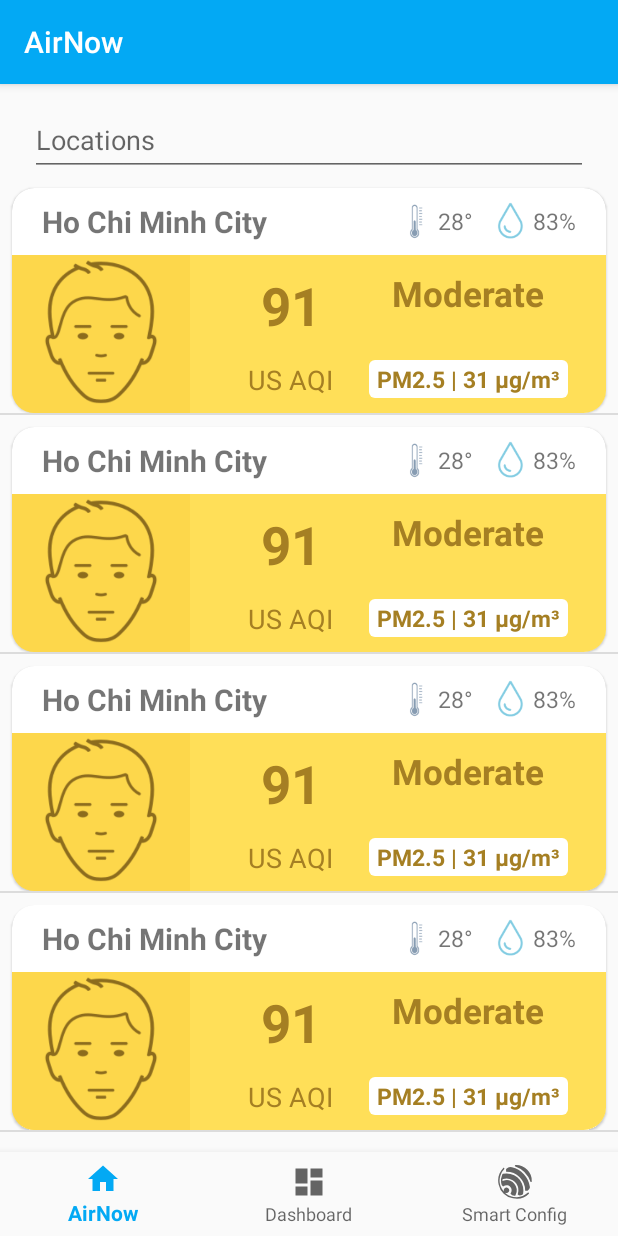
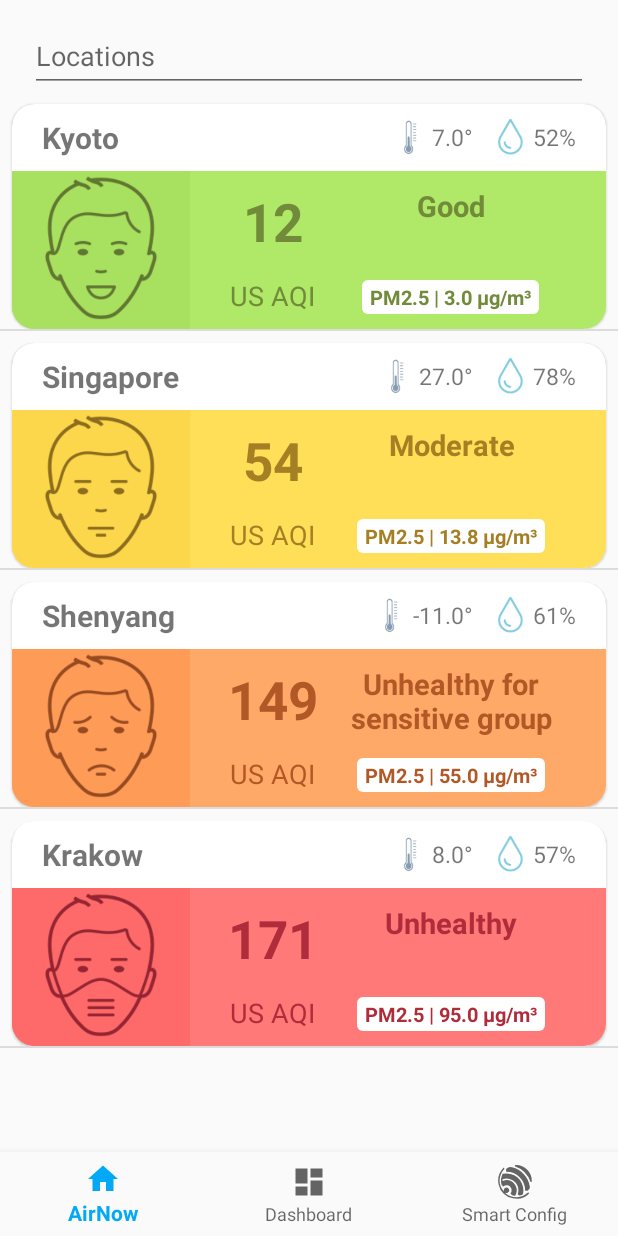
Before and after one commit to tiendat77/AirNow-app, an Android app: the screen it shows after launch (MainActivity), on a phone screen of 412 x 824 dp. Run offline under Robolectric (Android 15) with nearby library versions, the phone set to English and light mode, and no system bars; our stand-ins replace navigation-ui; 1 statement that could not run was skipped.

Commit message:
Update
- [x] remove action bar
- [x] add list view adapter

```diff
--- a/app/src/main/java/uit/thesis/airnow/MainActivity.java
+++ b/app/src/main/java/uit/thesis/airnow/MainActivity.java
@@ -23,7 +23,7 @@ public class MainActivity extends AppCompatActivity {
         R.id.navigation_home, R.id.navigation_dashboard, R.id.navigation_notifications)
         .build();
     NavController navController = Navigation.findNavController(this, R.id.nav_host_fragment);
-    NavigationUI.setupActionBarWithNavController(this, navController, appBarConfiguration);
+    // NavigationUI.setupActionBarWithNavController(this, navController, appBarConfiguration);
     NavigationUI.setupWithNavController(navView, navController);
   }
 }
--- a/app/src/main/java/uit/thesis/airnow/Mock.java
+++ b/app/src/main/java/uit/thesis/airnow/Mock.java
@@ -1,16 +1,16 @@
 package uit.thesis.airnow;
 
-import uit.thesis.airnow.model.Forecast;
+import uit.thesis.airnow.model.ForecastModel;
 
 public class Mock {
 
   public static String forecastJson = "{}";
 
-  public static Forecast[] forecasts = new Forecast[]{
-      new Forecast("Kyoto", 7, 12, 3, 52, "Good"),
-      new Forecast("Singapore", 27, 54, 13.8, 78, "Moderate"),
-      new Forecast("Shenyang", -11, 149, 55, 61, "Unhealthy for sensitive group"),
-      new Forecast("Krakow", 8, 171, 95, 57, "Unhealthy"),
+  public static ForecastModel[] forecastModels = new ForecastModel[]{
+      new ForecastModel("Kyoto", 7, 12, 3, 52, "Good"),
+      new ForecastModel("Singapore", 27, 54, 13.8, 78, "Moderate"),
+      new ForecastModel("Shenyang", -11, 149, 55, 61, "Unhealthy for sensitive group"),
+      new ForecastModel("Krakow", 8, 171, 95, 57, "Unhealthy"),
   };
 
 }
--- a/app/src/main/java/uit/thesis/airnow/model/Forecast.java
+++ /dev/null
@@ -1,21 +0,0 @@
-package uit.thesis.airnow.model;
-
-public class Forecast {
-
-    public String location;
-    public double temperature;
-    public int aqi;
-    public double pollutant;
-    public int humidity;
-    public String status;
-
-    public Forecast(String location, double temperature, int aqi, double pollutant, int humidity, String status) {
-        this.location = location;
-        this.temperature = temperature;
-        this.aqi = aqi;
-        this.pollutant = pollutant;
-        this.humidity = humidity;
-        this.status = status;
-    }
-
-}
--- /dev/null
+++ b/app/src/main/java/uit/thesis/airnow/model/ForecastModel.java
@@ -0,0 +1,44 @@
+package uit.thesis.airnow.model;
+
+public class ForecastModel {
+
+    public String location;
+    public double temperature;
+    public int aqi;
+    public double pollutant;
+    public int humidity;
+    public String status;
+
+    public ForecastModel(String location, double temperature, int aqi, double pollutant, int humidity, String status) {
+        this.location = location;
+        this.temperature = temperature;
+        this.aqi = aqi;
+        this.pollutant = pollutant;
+        this.humidity = humidity;
+        this.status = status;
+    }
+
+    public String getLocation() {
+        return location;
+    }
+
+    public double getTemperature() {
+        return temperature;
+    }
+
+    public int getAqi() {
+        return aqi;
+    }
+
+    public double getPollutant() {
+        return pollutant;
+    }
+
+    public int getHumidity() {
+        return humidity;
+    }
+
+    public String getStatus() {
+        return status;
+    }
+}
--- a/app/src/main/java/uit/thesis/airnow/ui/home/HomeFragment.java
+++ b/app/src/main/java/uit/thesis/airnow/ui/home/HomeFragment.java
@@ -18,7 +18,7 @@ import java.util.ArrayList;
 
 import uit.thesis.airnow.Mock;
 import uit.thesis.airnow.R;
-import uit.thesis.airnow.model.Forecast;
+import uit.thesis.airnow.model.ForecastModel;
 import uit.thesis.airnow.util.ForecastAdapter;
 
 public class HomeFragment extends Fragment {
@@ -34,7 +34,7 @@ public class HomeFragment extends Fragment {
   ListView forecastListView;
 
   /* List */
-  private ArrayList<Forecast> forecasts = new ArrayList<Forecast>();
+  private ArrayList<ForecastModel> forecastModels = new ArrayList<ForecastModel>();
   private ForecastAdapter adapter;
 
   // </editor-fold>
@@ -57,15 +57,15 @@ public class HomeFragment extends Fragment {
   }
 
   private void initModel() {
-    for (int i = 0; i < Mock.forecasts.length; i++) {
-      forecasts.add(Mock.forecasts[i]);
+    for (int i = 0; i < Mock.forecastModels.length; i++) {
+      forecastModels.add(Mock.forecastModels[i]);
     }
 
-    adapter = new ForecastAdapter(this.getContext(), forecasts);
+    adapter = new ForecastAdapter(this.getContext(), forecastModels);
 
     forecastListView.setAdapter(adapter);
 
-    Log.d(TAG, Mock.forecasts[0].location);
+    Log.d(TAG, Mock.forecastModels[0].location);
 
     Snackbar.make(getActivity().findViewById(R.id.container), "Done setup!", Snackbar.LENGTH_SHORT)
         .setAction("OK", new View.OnClickListener() {
@@ -73,8 +73,7 @@ public class HomeFragment extends Fragment {
           public void onClick(View view) {
             // Do something here
           }
-        })
-        .show();
+        });
   }
 
 }
--- a/app/src/main/java/uit/thesis/airnow/util/ForecastAdapter.java
+++ b/app/src/main/java/uit/thesis/airnow/util/ForecastAdapter.java
@@ -5,6 +5,9 @@ import android.view.LayoutInflater;
 import android.view.View;
 import android.view.ViewGroup;
 import android.widget.ArrayAdapter;
+import android.widget.ImageView;
+import android.widget.LinearLayout;
+import android.widget.TextView;
 
 import androidx.annotation.NonNull;
 import androidx.annotation.Nullable;
@@ -12,25 +15,109 @@ import androidx.annotation.Nullable;
 import java.util.ArrayList;
 
 import uit.thesis.airnow.R;
-import uit.thesis.airnow.model.Forecast;
+import uit.thesis.airnow.model.ForecastModel;
 
-public class ForecastAdapter extends ArrayAdapter<Forecast> {
+public class ForecastAdapter extends ArrayAdapter<ForecastModel> {
 
-  public ForecastAdapter(@NonNull Context context, ArrayList<Forecast> forecasts) {
-    super(context, 0, forecasts);
+  public ForecastAdapter(@NonNull Context context, ArrayList<ForecastModel> forecastModels) {
+    super(context, 0, forecastModels);
   }
 
   @NonNull
   @Override
   public View getView(int position, @Nullable View convertView, @NonNull ViewGroup parent) {
 
-    Forecast forecast = getItem(position);
+    ForecastModel forecastModel = getItem(position);
+
+    TextView textForecastLocation;
+    TextView textForecastTemperature;
+    TextView textForecastHumidity;
+    TextView textForecastAqi;
+    TextView textForecastAqiType;
+    TextView textForecastStatus;
+    TextView textForecastPollutant;
+
+    ImageView imageForecastAqiFace;
+    LinearLayout layoutForecastAqiFaceBg;
+    LinearLayout layoutForecastAqiBg;
 
     if (convertView == null) {
       convertView = LayoutInflater.from(getContext()).inflate(R.layout.item_forecast, parent, false);
     }
 
+    textForecastLocation = convertView.findViewById(R.id.text_forecast_location);
+    textForecastTemperature = convertView.findViewById(R.id.text_forecast_temperature);
+    textForecastHumidity = convertView.findViewById(R.id.text_forecast_humidity);
+    textForecastAqi = convertView.findViewById(R.id.text_forecast_aqi);
+    textForecastAqiType = convertView.findViewById(R.id.text_forecast_aqi_type);
+    textForecastStatus = convertView.findViewById(R.id.text_forecast_status);
+    textForecastPollutant = convertView.findViewById(R.id.text_forecast_pollutant);
+
+    imageForecastAqiFace = convertView.findViewById(R.id.image_forecast_aqi_face);
+    layoutForecastAqiFaceBg = convertView.findViewById(R.id.layout_forecast_aqi_face_bg);
+    layoutForecastAqiBg = convertView.findViewById(R.id.layout_forecast_aqi_bg);
+
+    textForecastLocation.setText(forecastModel.getLocation());
+    textForecastTemperature.setText(forecastModel.getTemperature() + "°");
+    textForecastHumidity.setText(forecastModel.getHumidity() + "%");
+    textForecastAqi.setText((String.valueOf((forecastModel.getAqi()))));
+    textForecastStatus.setText(forecastModel.getStatus());
+    textForecastPollutant.setText("PM2.5 | " + forecastModel.getPollutant() + " µg/m³");
+
+    switch (forecastModel.getStatus()) {
+      case "Good": {
+        textForecastAqi.setTextColor(getContext().getResources().getColor(R.color.card_text_lv1));
+        textForecastAqiType.setTextColor(getContext().getResources().getColor(R.color.card_text_lv1));
+        textForecastStatus.setTextColor(getContext().getResources().getColor(R.color.card_text_lv1));
+        textForecastPollutant.setTextColor(getContext().getResources().getColor(R.color.card_text_lv1));
+
+        layoutForecastAqiBg.setBackgroundColor(getContext().getResources().getColor(R.color.card_bg_lv1));
+        layoutForecastAqiFaceBg.setBackgroundColor(getContext().getResources().getColor(R.color.card_face_lv1));
+        imageForecastAqiFace.setImageResource(R.drawable.ic_face_green);
+        break;
+      }
+
+      case "Moderate": {
+        textForecastAqi.setTextColor(getContext().getResources().getColor(R.color.card_text_lv2));
+        textForecastAqiType.setTextColor(getContext().getResources().getColor(R.color.card_text_lv2));
+        textForecastStatus.setTextColor(getContext().getResources().getColor(R.color.card_text_lv2));
+        textForecastPollutant.setTextColor(getContext().getResources().getColor(R.color.card_text_lv2));
+
+        layoutForecastAqiBg.setBackgroundColor(getContext().getResources().getColor(R.color.card_bg_lv2));
+        layoutForecastAqiFaceBg.setBackgroundColor(getContext().getResources().getColor(R.color.card_face_lv2));
+        imageForecastAqiFace.setImageResource(R.drawable.ic_face_yellow);
+        break;
+      }
+
+      case "Unhealthy for sensitive group": {
+        textForecastAqi.setTextColor(getContext().getResources().getColor(R.color.card_text_lv3));
+        textForecastAqiType.setTextColor(getContext().getResources().getColor(R.color.card_text_lv3));
+        textForecastStatus.setTextColor(getContext().getResources().getColor(R.color.card_text_lv3));
+        textForecastPollutant.setTextColor(getContext().getResources().getColor(R.color.card_text_lv3));
+
+        layoutForecastAqiBg.setBackgroundColor(getContext().getResources().getColor(R.color.card_bg_lv3));
+        layoutForecastAqiFaceBg.setBackgroundColor(getContext().getResources().getColor(R.color.card_face_lv3));
+        imageForecastAqiFace.setImageResource(R.drawable.ic_face_orange);
+        break;
+      }
+
+      case "Unhealthy": {
+        textForecastAqi.setTextColor(getContext().getResources().getColor(R.color.card_text_lv4));
+        textForecastAqiType.setTextColor(getContext().getResources().getColor(R.color.card_text_lv4));
+        textForecastStatus.setTextColor(getContext().getResources().getColor(R.color.card_text_lv4));
+        textForecastPollutant.setTextColor(getContext().getResources().getColor(R.color.card_text_lv4));
+
+        layoutForecastAqiBg.setBackgroundColor(getContext().getResources().getColor(R.color.card_bg_lv4));
+        layoutForecastAqiFaceBg.setBackgroundColor(getContext().getResources().getColor(R.color.card_face_lv4));
+        imageForecastAqiFace.setImageResource(R.drawable.ic_face_red);
+        break;
+      }
+    }
 
     return convertView;
   }
+
+  public void initItemView() {
+
+  }
 }
--- a/app/src/main/res/layout/item_forecast.xml
+++ b/app/src/main/res/layout/item_forecast.xml
@@ -35,6 +35,7 @@
           android:paddingRight="20dp">
 
           <TextView
+            android:id="@+id/text_forecast_location"
             android:layout_width="wrap_content"
             android:layout_height="wrap_content"
             android:layout_gravity="center"
@@ -60,6 +61,7 @@
                 android:src="@drawable/ic_temperature_small" />
 
               <TextView
+                android:id="@+id/text_forecast_temperature"
                 android:layout_width="wrap_content"
                 android:layout_height="match_parent"
                 android:gravity="center"
@@ -81,6 +83,7 @@
                 android:src="@drawable/ic_humidity_small" />
 
               <TextView
+                android:id="@+id/text_forecast_humidity"
                 android:layout_width="wrap_content"
                 android:layout_height="match_parent"
                 android:gravity="center"
@@ -96,6 +99,7 @@
         <!--Content-->
 
         <LinearLayout
+          android:id="@+id/layout_forecast_aqi_bg"
           android:layout_width="match_parent"
           android:layout_height="0dp"
           android:layout_weight="7"
@@ -106,12 +110,14 @@
           <!--Face icon-->
 
           <LinearLayout
+            android:id="@+id/layout_forecast_aqi_face_bg"
             android:layout_width="0dp"
             android:layout_height="match_parent"
             android:layout_weight="3"
             android:background="@color/card_face_lv2">
 
             <androidx.appcompat.widget.AppCompatImageView
+              android:id="@+id/image_forecast_aqi_face"
               android:layout_width="match_parent"
               android:layout_height="match_parent"
               android:src="@drawable/ic_face_yellow" />
@@ -134,10 +140,10 @@
             <RelativeLayout
               android:layout_width="0dp"
               android:layout_height="match_parent"
-              android:layout_weight="4">
+              android:layout_weight="3">
 
               <TextView
-                android:id="@+id/aqi_value"
+                android:id="@+id/text_forecast_aqi"
                 android:layout_width="wrap_content"
                 android:layout_height="wrap_content"
                 android:layout_centerHorizontal="true"
@@ -147,7 +153,7 @@
                 android:textStyle="bold" />
 
               <TextView
-                android:id="@+id/aqi_type"
+                android:id="@+id/text_forecast_aqi_type"
                 android:layout_width="wrap_content"
                 android:layout_height="wrap_content"
                 android:layout_alignParentBottom="true"
@@ -161,19 +167,22 @@
             <RelativeLayout
               android:layout_width="0dp"
               android:layout_height="match_parent"
-              android:layout_weight="6">
+              android:layout_weight="7">
 
               <TextView
+                android:id="@+id/text_forecast_status"
                 android:layout_width="wrap_content"
                 android:layout_height="wrap_content"
                 android:layout_alignParentTop="true"
                 android:layout_centerHorizontal="true"
-                android:text="Moderate"
+                android:gravity="center_horizontal"
+                android:text="Unhealthy for sensitive group"
                 android:textColor="@color/card_text_lv2"
-                android:textSize="23dp"
+                android:textSize="19dp"
                 android:textStyle="bold" />
 
               <TextView
+                android:id="@+id/text_forecast_pollutant"
                 android:layout_width="wrap_content"
                 android:layout_height="wrap_content"
                 android:layout_alignParentBottom="true"
@@ -181,9 +190,9 @@
                 android:background="@drawable/rounded_corners"
                 android:paddingLeft="5dp"
                 android:paddingRight="5dp"
-                android:text="PM2.5 | 31 µg/m³"
+                android:text="PM2.5 | 31.10 µg/m³"
                 android:textColor="@color/card_text_lv2"
-                android:textSize="15dp"
+                android:textSize="13dp"
                 android:textStyle="bold" />
 
             </RelativeLayout>
--- a/app/src/main/res/values/colors.xml
+++ b/app/src/main/res/values/colors.xml
@@ -5,7 +5,7 @@
   <color name="colorPrimaryDark">#00574B</color>
   <color name="colorAccent">#D81B60</color>
 
-  <!--Forecast-->
+  <!--ForecastModel-->
   <!--Green-->
   <color name="card_bg_lv1">#b0e867</color>
   <color name="card_face_lv1">#a8e05f</color>
--- a/app/src/main/res/values/styles.xml
+++ b/app/src/main/res/values/styles.xml
@@ -8,7 +8,7 @@
         <item name="colorAccent">@color/colorAccent</item>
     </style>
 
-    <style name="MaterialTheme" parent="Theme.MaterialComponents.DayNight.DarkActionBar.Bridge">
+    <style name="MaterialTheme" parent="Theme.MaterialComponents.DayNight.NoActionBar.Bridge">
         <item name="colorPrimary">#03A9F4</item>
         <item name="colorPrimaryDark">#0E77CC</item>
     </style>
```
Also changed, not shown: 54 other files.
